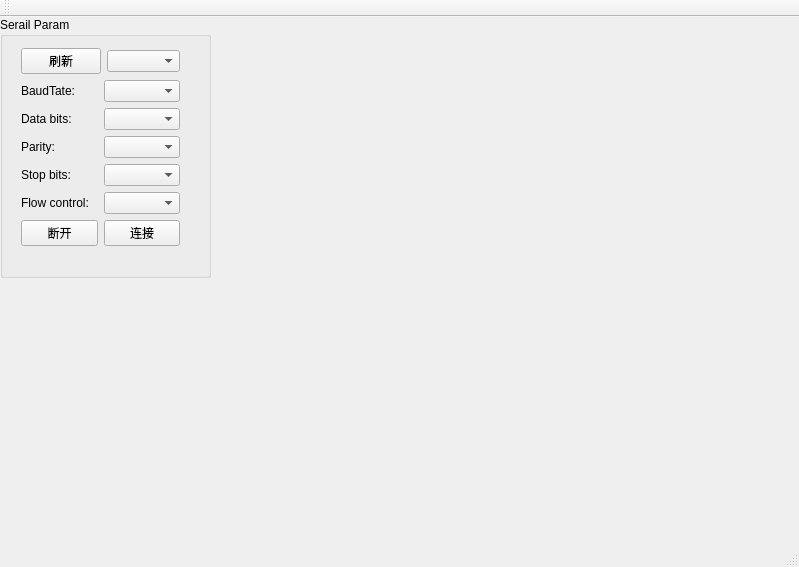
First picture: the form in ProtocolAnalyze/protocolanalyze.ui, repository qingfengforum/ProtocolAnalyze, before the edit.
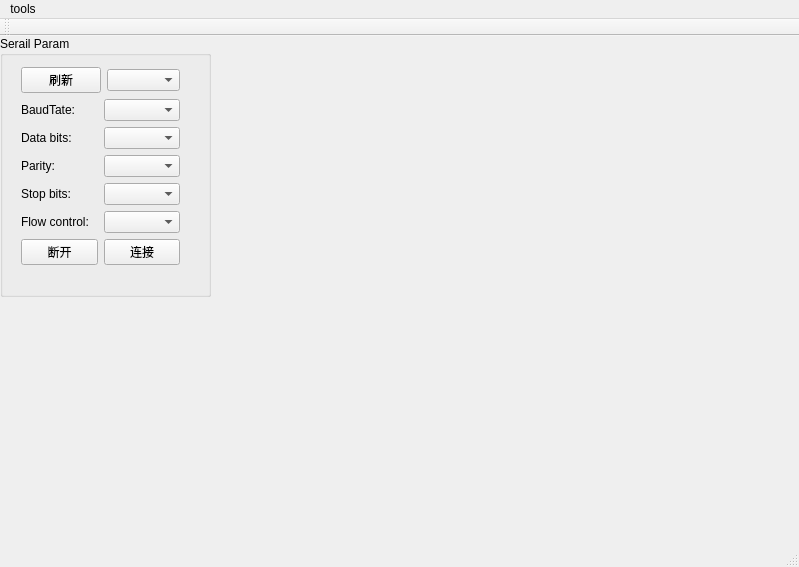
Second picture: the form after the edit.

```diff
--- a/ProtocolAnalyze/protocolanalyze.ui
+++ b/ProtocolAnalyze/protocolanalyze.ui
@@ -170,6 +170,13 @@
      <height>23</height>
     </rect>
    </property>
+   <widget class="QMenu" name="menuTools">
+    <property name="title">
+     <string>tools</string>
+    </property>
+    <addaction name="actionProtocol_generator"/>
+   </widget>
+   <addaction name="menuTools"/>
   </widget>
   <widget class="QToolBar" name="mainToolBar">
    <attribute name="toolBarArea">
```
Left out of the diff: 5 changed lines with no effect on the pictures.
